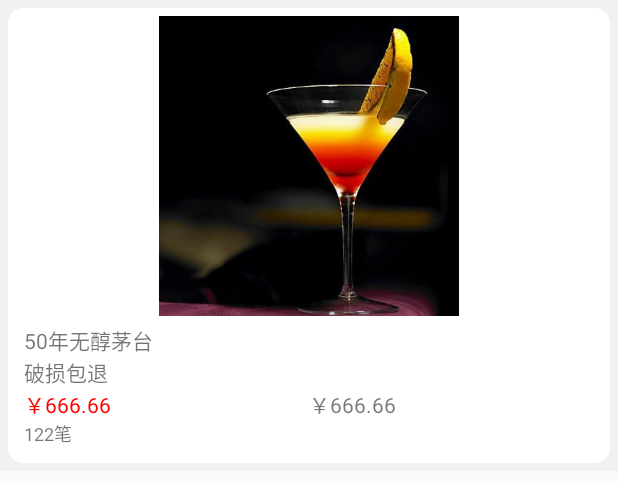
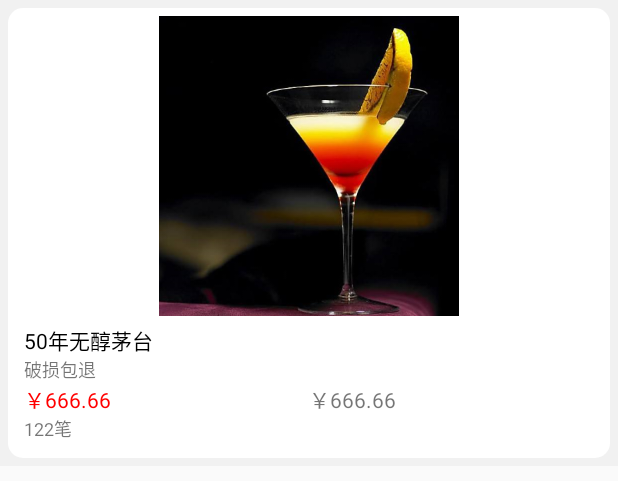
Before and after one commit to lihj1988/JiuCode, an Android app: the layout item_home.xml on its own in the app's theme, with its tools: preview values and no code run, on a phone screen of 412 x 824 dp. Shown: the top 481 px of the screen. Run offline under Robolectric (Android 15) with nearby library versions, the phone set to English and light mode, and no system bars.

Commit message:
bug修改 及 UI优化

```diff
--- a/app/src/main/java/com/jiuwang/buyer/adapter/ProjectListAdapter.java
+++ b/app/src/main/java/com/jiuwang/buyer/adapter/ProjectListAdapter.java
@@ -197,7 +197,7 @@ public class ProjectListAdapter extends RecyclerView.Adapter<ProjectListAdapter.
 				//Log.v("CountDownTimerTest", "onFinish");
 
 				projectList.get(position).setStatus_name("已结束");
-				notifyDataSetChanged();
+//				notifyDataSetChanged();
 				Intent intent = new Intent();
 				intent.setAction("refreshProject");
 				context.sendBroadcast(intent);
--- a/app/src/main/java/com/jiuwang/buyer/fragment/ProjectFragment.java
+++ b/app/src/main/java/com/jiuwang/buyer/fragment/ProjectFragment.java
@@ -32,7 +32,6 @@ import com.jiuwang.buyer.entity.SelectGoodsEntity;
 import com.jiuwang.buyer.net.HttpUtils;
 import com.jiuwang.buyer.popupwindow.ChooseItemPopupWindow;
 import com.jiuwang.buyer.util.CommonUtil;
-import com.jiuwang.buyer.util.DialogUtil;
 import com.jiuwang.buyer.util.LoadingDialog;
 import com.jiuwang.buyer.util.LogUtils;
 import com.jiuwang.buyer.util.MyToastView;
@@ -134,7 +133,7 @@ public class ProjectFragment extends Fragment implements XRecyclerView.LoadingLi
 					}
 					loadingDialog.show();
 					HashMap<String, String> hashMap = new HashMap<>();
-					hashMap.put("project_id", projectList.get(position).getId());
+					hashMap.put("aution_id", projectList.get(position).getId());
 					HttpUtils.selectChooseGoods(hashMap, new Consumer<SelectGoodsEntity>() {
 
 						@Override
--- a/app/src/main/java/com/jiuwang/buyer/goods/fragment/GoodsDetailFragment.java
+++ b/app/src/main/java/com/jiuwang/buyer/goods/fragment/GoodsDetailFragment.java
@@ -131,6 +131,7 @@ public class GoodsDetailFragment extends Fragment implements View.OnClickListene
 	/**
 	 * 切换Fragment
 	 * <p>(hide、show、add)
+	 *
 	 * @param fromFragment
 	 * @param toFragment
 	 */
--- a/app/src/main/res/layout/item_home.xml
+++ b/app/src/main/res/layout/item_home.xml
@@ -38,7 +38,7 @@
 				android:orientation="vertical">
 
 				<TextView
-
+					android:textColor="@color/black"
 					android:id="@+id/tvGoodsName"
 					android:layout_width="match_parent"
 					android:layout_height="wrap_content"
@@ -48,6 +48,7 @@
 					android:textSize="@dimen/textsize_14"/>
 
 				<TextView
+					android:textSize="@dimen/text_size12"
 					android:id="@+id/tvProductArea"
 					android:layout_width="match_parent"
 					android:layout_height="wrap_content"
```
Lines whose indentation alone changed are shown as unchanged.
